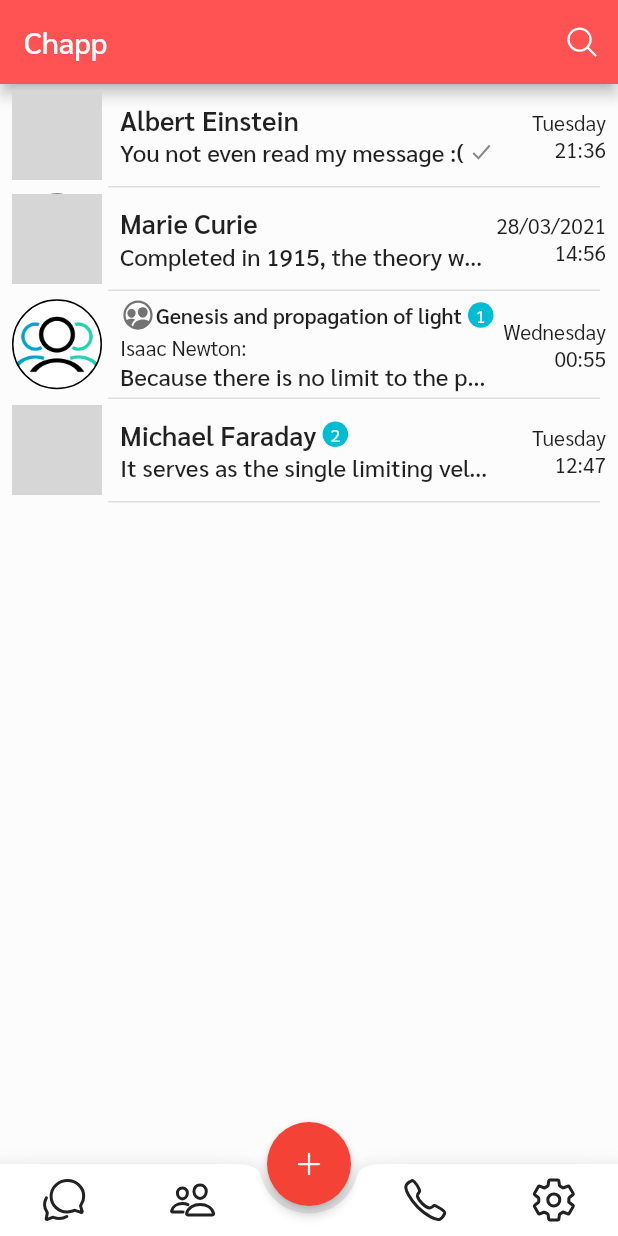
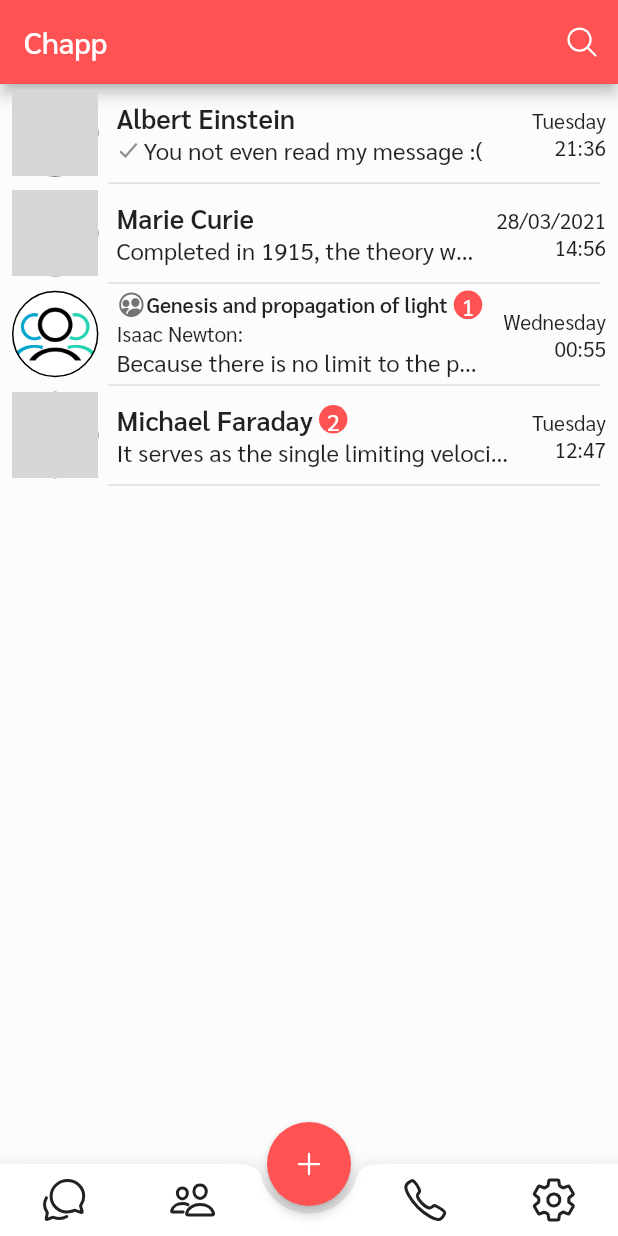
Before and after one commit to icanseker/flutter_chapp, a Flutter app: the screen it shows after launch, on a phone screen of 412 x 824 dp. Run offline on Flutter 3.47's test engine with Material 2 defaults, Android fonts, the phone set to English and light mode, and no system bars; our stand-ins replace ionicons; network calls fail; project files that could hold a hidden picture were left out; grey boxes are pictures that could not be loaded.

Commit message:
General content size feature is designed.
A chat application should be highly customizable in terms of visual design. If user want to smaller or bigger content (avatar, icon, text etc) the size options will be available for select in content size menu (menu system is not developed yet).

```diff
--- a/lib/components/conversation/appbar/chatbar.dart
+++ b/lib/components/conversation/appbar/chatbar.dart
@@ -33,8 +33,8 @@ class ChatBar extends StatelessWidget implements PreferredSizeWidget {
         child: Row(
           children: [
             Container(
-              width: 36,
-              height: 36,
+              width: this.height / 2 + 6,
+              height: this.height / 2 + 6,
               child: IconButton(
                 icon: Icon(
                   Ionicons.arrow_back_outline,
--- a/lib/components/conversation/card/card.dart
+++ b/lib/components/conversation/card/card.dart
@@ -28,16 +28,17 @@ class ConversationCard extends StatefulWidget {
 
   @override
   State<StatefulWidget> createState() {
-    return _ConversationCardState(conversationKey);
+    return _ConversationCardState();
   }
 }
 
 class _ConversationCardState extends State<ConversationCard> {
-  final String conversationKey;
   Conversation conversation;
 
-  _ConversationCardState(this.conversationKey) {
-    conversation = globalConversationList[this.conversationKey];
+  @override
+  void initState() {
+    super.initState();
+    conversation = globalConversationList[widget.conversationKey];
   }
 
   @override
@@ -48,11 +49,11 @@ class _ConversationCardState extends State<ConversationCard> {
           context,
           ChatScreen.routeName,
           arguments: {
-            'conversation-key': conversationKey,
+            'conversation-key': widget.conversationKey,
           },
         );
         setState(() {
-          conversation = globalConversationList[conversationKey];
+          conversation = globalConversationList[widget.conversationKey];
         });
       },
       child: Row(
@@ -60,7 +61,9 @@ class _ConversationCardState extends State<ConversationCard> {
         children: [
           Container(
             child: AvatarWidget(
-              avatarShape: CircleShapedAvatar(radius: 30),
+              avatarShape: CircleShapedAvatar(
+                radius: ChappTheme.conversationCardAvatarRadius,
+              ),
               avatarImage: conversation.avatar,
               borderSize: 1,
               borderColor: Colors.black,
@@ -72,7 +75,7 @@ class _ConversationCardState extends State<ConversationCard> {
                       : AvatarBadge(
                           position: Alignment.topRight,
                           color: PersonStatus.online.ideColor,
-                          size: 12,
+                          size: ChappTheme.conversationCardAvatarBadgeSize,
                           borderColor: Colors.white,
                           borderSize: 1,
                         ),
@@ -110,10 +113,8 @@ class _ConversationCardState extends State<ConversationCard> {
               ),
             ),
           ),
-          Container(
-            width: 75,
-            child: _lastActivityTimeWidget(),
-          ),
+          SizedBox(width: 14),
+          _lastActivityTimeWidget(),
         ],
       ),
     );
@@ -126,23 +127,26 @@ class _ConversationCardState extends State<ConversationCard> {
       crossAxisAlignment: CrossAxisAlignment.center,
       children: [
         titlePrefix != null
-            ? Icon(titlePrefix, color: Colors.black54)
+            ? Icon(
+                titlePrefix,
+                color: Colors.black54,
+                size: ChappTheme.conversationCardTitleIconSize,
+              )
             : EmptyWidget(),
         Flexible(child: _titleTextWidget(title)),
         unReadCount > 0
             ? Container(
                 margin: EdgeInsets.only(left: 4),
-                height: 17,
-                width: 17,
+                height: ChappTheme.conversationCardUnreadCountWrapperSize,
+                width: ChappTheme.conversationCardUnreadCountWrapperSize,
                 alignment: Alignment.center,
-                decoration:
-                    BoxDecoration(shape: BoxShape.circle, color: Colors.cyan),
+                decoration: BoxDecoration(
+                  shape: BoxShape.circle,
+                  color: Theme.of(context).primaryColor,
+                ),
                 child: Text(
                   unReadCount > 99 ? '99' : unReadCount.toString(),
-                  style: TextStyle(
-                    color: Colors.white,
-                    fontSize: 12,
-                  ),
+                  style: ChappTheme.conversationCardUnreadCountTextStyle,
                 ),
               )
             : EmptyWidget(),
@@ -154,7 +158,7 @@ class _ConversationCardState extends State<ConversationCard> {
     Text textWidget = Text(
       title,
       overflow: TextOverflow.ellipsis,
-      style: TextStyle(fontWeight: FontWeight.w600, fontSize: 18),
+      style: ChappTheme.conversationCardTitleTextStyle,
     );
 
     return ChappTheme.autoSizedConversationCardTitleText
@@ -164,6 +168,8 @@ class _ConversationCardState extends State<ConversationCard> {
 
   Widget _lastActivityTimeWidget() {
     DateTimeStamp lastActivityTimeStamp = conversation.lastActivityTimeStamp;
+    TextStyle lastActivityTimeStampTextStyle =
+        ChappTheme.conversationCardLastActivityTextStyle;
 
     if (lastActivityTimeStamp != null) {
       List<Widget> reWidgets = [];
@@ -171,18 +177,38 @@ class _ConversationCardState extends State<ConversationCard> {
       switch (lastActivityTimeStamp.category) {
         case DateTimeStampCategory.just_now:
           {
-            reWidgets.add(Text(lastActivityTimeStamp.category.ide));
+            reWidgets.add(
+              Text(
+                lastActivityTimeStamp.category.ide,
+                style: lastActivityTimeStampTextStyle,
+              ),
+            );
             break;
           }
         case DateTimeStampCategory.today:
           {
-            reWidgets.add(Text(lastActivityTimeStamp.time));
+            reWidgets.add(
+              Text(
+                lastActivityTimeStamp.time,
+                style: lastActivityTimeStampTextStyle,
+              ),
+            );
             break;
           }
         case DateTimeStampCategory.yesterday:
           {
-            reWidgets.add(Text(lastActivityTimeStamp.category.ide));
-            reWidgets.add(Text(lastActivityTimeStamp.time));
+            reWidgets.add(
+              Text(
+                lastActivityTimeStamp.category.ide,
+                style: lastActivityTimeStampTextStyle,
+              ),
+            );
+            reWidgets.add(
+              Text(
+                lastActivityTimeStamp.time,
+                style: lastActivityTimeStampTextStyle,
+              ),
+            );
             break;
           }
         case DateTimeStampCategory.two_days_before:
@@ -190,14 +216,34 @@ class _ConversationCardState extends State<ConversationCard> {
         case DateTimeStampCategory.four_days_before:
         case DateTimeStampCategory.five_days_before:
           {
-            reWidgets.add(Text(lastActivityTimeStamp.day));
-            reWidgets.add(Text(lastActivityTimeStamp.time));
+            reWidgets.add(
+              Text(
+                lastActivityTimeStamp.day,
+                style: lastActivityTimeStampTextStyle,
+              ),
+            );
+            reWidgets.add(
+              Text(
+                lastActivityTimeStamp.time,
+                style: lastActivityTimeStampTextStyle,
+              ),
+            );
             break;
           }
         default:
           {
-            reWidgets.add(Text(lastActivityTimeStamp.date));
-            reWidgets.add(Text(lastActivityTimeStamp.time));
+            reWidgets.add(
+              Text(
+                lastActivityTimeStamp.date,
+                style: lastActivityTimeStampTextStyle,
+              ),
+            );
+            reWidgets.add(
+              Text(
+                lastActivityTimeStamp.time,
+                style: lastActivityTimeStampTextStyle,
+              ),
+            );
             break;
           }
       }
@@ -222,10 +268,7 @@ class _ConversationCardState extends State<ConversationCard> {
             child: Text(
               (lastMessage.content as TextMessage).text,
               overflow: TextOverflow.ellipsis,
-              style: TextStyle(
-                fontWeight: FontWeight.w500,
-                fontSize: 16,
-              ),
+              style: ChappTheme.conversationCardLastMessageTextStyle,
             ),
           ),
         ],
@@ -237,10 +280,10 @@ class _ConversationCardState extends State<ConversationCard> {
     Widget lastMessageIconIde = Container();
     if (lastMessage is OutgoingMessage) {
       lastMessageIconIde = Container(
-        width: 16,
+        margin: EdgeInsets.only(right: 2),
         child: Icon(
           lastMessage.status.icon,
-          size: 16,
+          size: ChappTheme.conversationCardLastMessageIconSize,
           color: lastMessage.status.iconColor,
         ),
       );
@@ -264,8 +307,8 @@ class _ConversationCardState extends State<ConversationCard> {
           mainAxisAlignment: MainAxisAlignment.start,
           crossAxisAlignment: CrossAxisAlignment.center,
           children: [
+            lastMessageIconIde,
             Expanded(child: lastMessageHolder),
-            lastMessageIconIde,
           ],
         )
       ],
--- a/lib/main.dart
+++ b/lib/main.dart
@@ -1,3 +1,4 @@
+import 'package:chapp/model/theme/chapp_theme.dart';
 import 'package:chapp/screen/chat.dart';
 import 'package:chapp/screen/conversations.dart';
 import 'package:flutter/material.dart';
@@ -13,9 +14,8 @@ class Chapp extends StatelessWidget {
       title: 'Chapp',
       debugShowCheckedModeBanner: false,
       theme: ThemeData(
-        primaryColor: Colors.redAccent,
-        accentColor: Colors.red,
-        fontFamily: 'Sarabun',
+        primaryColor: ChappTheme.themePrimaryColor,
+        fontFamily: ChappTheme.fontFamily,
       ),
       home: new ConversationsScreen(),
       routes: {
--- a/lib/model/theme/chapp_theme.dart
+++ b/lib/model/theme/chapp_theme.dart
@@ -1,22 +1,70 @@
+import 'package:chapp/model/theme/font/font_template.dart';
+import 'package:chapp/model/theme/general_content_size.dart';
 import 'package:flutter/material.dart';
 
 class ChappTheme {
   static Image defaultAvatar = Image.asset('assets/images/user-icon.png');
   static Image defaultGroupAvatar = Image.asset('assets/images/group-icon.png');
 
+  // @formatter:off
+  static Color themePrimaryColor = Colors.redAccent;
   static Color chatScreenBackground = const Color(0xFFFCFCFCFC);
   static Color incomingMessageTemplateBackground = const Color(0xFFEDEDED);
   static Color outgoingMessageTemplateBackground = const Color(0xFFCDE3FF);
-  static Color sendErrorOccurredMessageTemplateBackground =
-      const Color(0xFFFFCDD2);
-  static Color connectionWaitingMessageTemplateBackground =
-      const Color(0xFFFFEBEE);
+  static Color sendErrorOccurredMessageTemplateBackground = const Color(0xFFFFCDD2);
+  static Color connectionWaitingMessageTemplateBackground = const Color(0xFFFFEBEE);
   static Color unReadMessageSignColor = Colors.lightGreen;
 
   static Set<Color> uniqueColorSet = {Colors.red, Colors.blueAccent};
+  // @formatter:on
 
   static bool autoSizedConversationCardTitleText = true;
   static bool autoSizedConversationChatBarTitleText = false;
 
   static int expandableContentTextSizeLimit = 360;
+
+  static GeneralContentSize get generalFontSize {
+    return _selectedGeneralFontSize == null
+        ? GeneralContentSize.standard
+        : _selectedGeneralFontSize;
+  }
+
+  static GeneralContentSize _selectedGeneralFontSize =
+      GeneralContentSize.standard;
+
+  static String get fontFamily {
+    return _selectedFontFamily == null ? 'Sarabun' : _selectedFontFamily;
+  }
+
+  static String _selectedFontFamily;
+
+  static ChappFontTemplate _fontTemplate = ChappFontTemplate(
+    fontFamily: fontFamily,
+    generalContentSize: generalFontSize,
+  );
+
+  // @formatter:off
+  // for performance issue, we declare every text style/other related sizes needs here:
+  // every time calling _fontTemplate will issue calculating the style, unnecessarily
+  // for example, all timestamps widget call the timestamp style
+  // // will cause calculate standardSize + this.generalContentSize.deviation each call
+  static final TextStyle timelineDividerTextStyle = _fontTemplate.timelineDividerTextStyle;
+
+  static final TextStyle incomingMessageTextStyle = _fontTemplate.incomingMessageTextStyle;
+  static final TextStyle incomingMessageTimeStampTextStyle = _fontTemplate.incomingMessageTimeStampTextStyle;
+
+  static final TextStyle outgoingMessageTextStyle = _fontTemplate.outgoingMessageTextStyle;
+  static final TextStyle outgoingMessageTimeStampTextStyle = _fontTemplate.outgoingMessageTimeStampTextStyle;
+  static final double outgoingMessageLineIconSize = outgoingMessageTextStyle.fontSize - 3.0;
+
+  static final TextStyle conversationCardTitleTextStyle = _fontTemplate.conversationCardTitleTextStyle;
+  static final double conversationCardTitleIconSize = conversationCardTitleTextStyle.fontSize + 2.0;
+  static final TextStyle conversationCardUnreadCountTextStyle = _fontTemplate.conversationCardUnreadCountTextStyle;
+  static final double conversationCardUnreadCountWrapperSize = conversationCardTitleTextStyle.fontSize + 1.0;
+  static final TextStyle conversationCardLastMessageTextStyle = _fontTemplate.conversationCardLastMessageTextStyle;
+  static final double conversationCardLastMessageIconSize = conversationCardLastMessageTextStyle.fontSize;
+  static final TextStyle conversationCardLastActivityTextStyle = _fontTemplate.conversationCardLastActivityTextStyle;
+  static final double conversationCardAvatarRadius = conversationCardTitleTextStyle.fontSize * 1.6;
+  static final double conversationCardAvatarBadgeSize = conversationCardTitleTextStyle.fontSize / 1.8;
+// @formatter:on
 }
--- a/lib/model/theme/font/font_template.dart
+++ b/lib/model/theme/font/font_template.dart
@@ -1,8 +1,128 @@
+import 'package:chapp/model/theme/general_content_size.dart';
 import 'package:flutter/material.dart';
 
 class ChappFontTemplate {
   final String fontFamily;
-  final Set<FontWeight> weightSet;
+  final GeneralContentSize generalContentSize;
+  final double standardSize;
 
-  ChappFontTemplate({@required this.fontFamily, @required this.weightSet});
+  TextStyle _customIncomingMessageTextStyle;
+  TextStyle _customIncomingMessageTimeStampTextStyle;
+
+  TextStyle _customOutgoingMessageTextStyle;
+  TextStyle _customOutgoingMessageTimeStampTextStyle;
+
+  TextStyle _customTimelineDividerTextStyle;
+
+  TextStyle _customConversationCardTitleTextStyle;
+  TextStyle _customConversationCardUnreadCountTextStyle;
+  TextStyle _customConversationCardLastMessageTextStyle;
+  TextStyle _customConversationCardLastActivityTextStyle;
+
+  ChappFontTemplate({
+    @required this.fontFamily,
+    @required this.generalContentSize,
+    this.standardSize = 16,
+    TextStyle customIncomingMessageTextStyle,
+    TextStyle customIncomingMessageTimeStampTextStyle,
+    TextStyle customOutgoingMessageTextStyle,
+    TextStyle customOutgoingMessageTimeStampTextStyle,
+    TextStyle customTimelineDividerTextStyle,
+    TextStyle customConversationCardTitleTextStyle,
+    TextStyle customConversationCardUnreadCountTextStyle,
+    TextStyle customConversationCardLastMessageTextStyle,
+    TextStyle customConversationCardLastActivityTextStyle,
+  }) {
+    _customIncomingMessageTextStyle = customIncomingMessageTextStyle;
+    _customIncomingMessageTimeStampTextStyle =
+        customIncomingMessageTimeStampTextStyle;
+
+    _customOutgoingMessageTextStyle = customOutgoingMessageTextStyle;
+    _customOutgoingMessageTimeStampTextStyle =
+        customOutgoingMessageTimeStampTextStyle;
+
+    _customTimelineDividerTextStyle = customTimelineDividerTextStyle;
+
+    _customConversationCardTitleTextStyle =
+        customConversationCardTitleTextStyle;
+    _customConversationCardUnreadCountTextStyle =
+        customConversationCardUnreadCountTextStyle;
+    _customConversationCardLastMessageTextStyle =
+        customConversationCardLastMessageTextStyle;
+    _customConversationCardLastActivityTextStyle =
+        customConversationCardLastActivityTextStyle;
+  }
+
+  TextStyle get incomingMessageTextStyle {
+    return _customIncomingMessageTextStyle == null
+        ? TextStyle(fontSize: standardSize + this.generalContentSize.deviation)
+        : _customIncomingMessageTextStyle;
+  }
+
+  TextStyle get incomingMessageTimeStampTextStyle {
+    return _customIncomingMessageTimeStampTextStyle == null
+        ? TextStyle(
+            fontSize: incomingMessageTextStyle.fontSize - 2.0,
+          )
+        : _customIncomingMessageTimeStampTextStyle;
+  }
+
+  TextStyle get outgoingMessageTextStyle {
+    return _customOutgoingMessageTextStyle == null
+        ? TextStyle(fontSize: standardSize + this.generalContentSize.deviation)
+        : _customOutgoingMessageTextStyle;
+  }
+
+  TextStyle get outgoingMessageTimeStampTextStyle {
+    return _customOutgoingMessageTimeStampTextStyle == null
+        ? TextStyle(
+            fontSize: outgoingMessageTextStyle.fontSize - 2.0,
+          )
+        : _customOutgoingMessageTimeStampTextStyle;
+  }
+
+  TextStyle get timelineDividerTextStyle {
+    return _customTimelineDividerTextStyle == null
+        ? TextStyle(
+            fontSize: standardSize + (this.generalContentSize.deviation / 2),
+            color: Colors.grey,
+            fontWeight: FontWeight.w400,
+          )
+        : _customTimelineDividerTextStyle;
+  }
+
+  TextStyle get conversationCardTitleTextStyle {
+    return _customConversationCardTitleTextStyle == null
+        ? TextStyle(
+            fontSize: standardSize + this.generalContentSize.deviation + 2.0,
+            fontWeight: FontWeight.w600,
+          )
+        : _customConversationCardTitleTextStyle;
+  }
+
+  TextStyle get conversationCardUnreadCountTextStyle {
+    return _customConversationCardUnreadCountTextStyle == null
+        ? TextStyle(
+            color: Colors.white,
+            fontSize: conversationCardTitleTextStyle.fontSize - 2.0)
+        : _customConversationCardUnreadCountTextStyle;
+  }
+
+  TextStyle get conversationCardLastMessageTextStyle {
+    return _customConversationCardLastMessageTextStyle == null
+        ? TextStyle(
+            fontSize: conversationCardTitleTextStyle.fontSize - 2.0,
+            fontWeight: FontWeight.w400,
+          )
+        : _customConversationCardLastMessageTextStyle;
+  }
+
+  TextStyle get conversationCardLastActivityTextStyle {
+    return _customConversationCardLastActivityTextStyle == null
+        ? TextStyle(
+            fontSize: conversationCardTitleTextStyle.fontSize - 4.0,
+            fontWeight: FontWeight.w400,
+          )
+        : _customConversationCardLastActivityTextStyle;
+  }
 }
--- /dev/null
+++ b/lib/model/theme/general_content_size.dart
@@ -0,0 +1,34 @@
+enum GeneralContentSize {
+  smallest,
+  extra_small,
+  smaller,
+  standard,
+  little_bigger,
+  bigger,
+  extra_big,
+  biggest,
+}
+
+extension ContentSizeDeviation on GeneralContentSize {
+  double get deviation {
+    switch (this) {
+      case GeneralContentSize.little_bigger:
+        return 1.0;
+      case GeneralContentSize.bigger:
+        return 2.0;
+      case GeneralContentSize.extra_big:
+        return 4.0;
+      case GeneralContentSize.biggest:
+        return 6.0;
+      case GeneralContentSize.smaller:
+        return -2.0;
+      case GeneralContentSize.extra_small:
+        return -3.0;
+      case GeneralContentSize.smallest:
+        return -4.0;
+      case GeneralContentSize.standard:
+      default:
+        return 0.0;
+    }
+  }
+}
--- a/lib/screen/conversations.dart
+++ b/lib/screen/conversations.dart
@@ -18,7 +18,7 @@ class ConversationsScreen extends StatelessWidget {
       ),
       floatingActionButton: FloatingActionButton(
         child: Icon(Ionicons.add_outline),
-        backgroundColor: Theme.of(context).accentColor,
+        backgroundColor: Theme.of(context).primaryColor,
         elevation: 3, // shadow
         onPressed: () {},
       ),
```
Also changed, not shown: lib/components/conversation/timeline/timeline.dart (+2 -5 lines), lib/components/message/content/dynamic_message_content.dart (+5 -7 lines), lib/components/message/content/text/expandable_text_content.dart (+11 -8 lines), lib/components/message/content/text/text_content.dart (deleted, +0 -19 lines), lib/components/message/message_line.dart (+11 -4 lines), lib/components/message/template/message_template.dart (+15 -7 lines).
